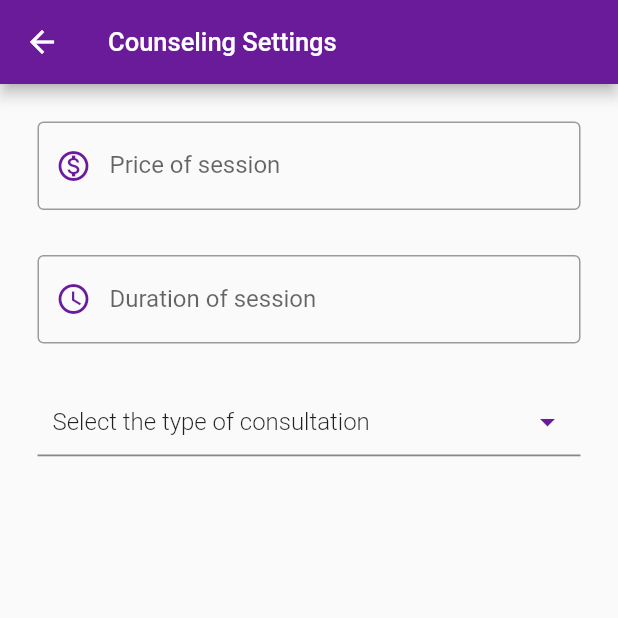
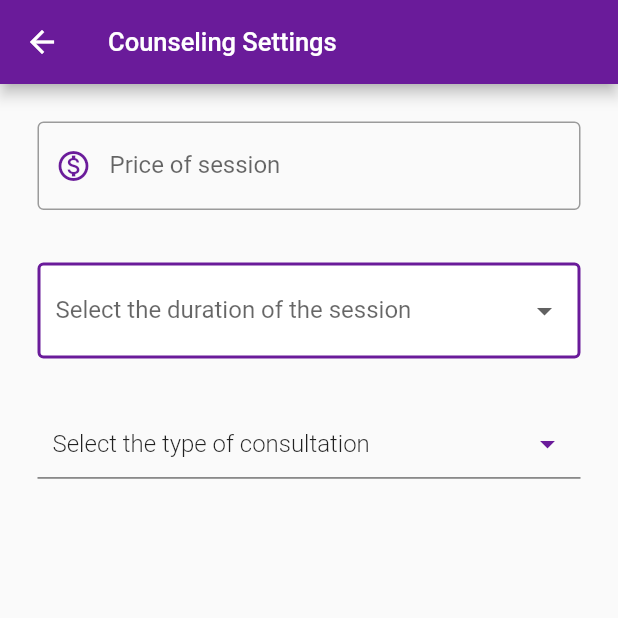
Before and after one commit to samtounsi/guidram-consultant-app, a Flutter app: the screen it shows after launch, on a phone screen of 412 x 824 dp, the top half of it. Run offline on Flutter 3.47's test engine with Material 2 defaults, Android fonts, the phone set to English and light mode, and no system bars; drawn by our look-alikes of multi_select_flutter; our stand-ins replace dio, image_picker.

Commit message:
Counseling Seetings

```diff
--- a/lib/Counseling_Settings.dart
+++ b/lib/Counseling_Settings.dart
@@ -19,19 +19,33 @@ class Counseling {
     required this.name,
   });
 }
+
 class _Counseling_SettingsState extends State<Counseling_Settings> {
 
   var PriceController = TextEditingController();
   var DurationController = TextEditingController();
+  var FormKey = GlobalKey<FormState>();
   final multiSelectKey = GlobalKey<FormFieldState>();
+  var selectedtime = 1;
 
   static List<Counseling> con = [
     Counseling(id: 1, name: "Medical"),
-    Counseling(id: 2, name: "Professional "),
+    Counseling(id: 2, name: "Professional"),
     Counseling(id: 3, name: "Psychological"),
     Counseling(id: 4, name: "Family"),
-    Counseling(id: 5, name: " business "),
+    Counseling(id: 5, name: "business"),
   ];
+  String? selectedValue;
+
+  List<DropdownMenuItem<String>> get dropdownItems{
+    List<DropdownMenuItem<String>> menuItems = [
+      DropdownMenuItem(child: Text("1 hour"),value:'1'),
+      DropdownMenuItem(child: Text("2 hours"),value:'2'),
+      DropdownMenuItem(child: Text("3 hours"),value:'3'),
+    ];
+    return menuItems;
+  }
+
 
   final _items = con
       .map((Con) => MultiSelectItem<Counseling>(Con, Con.name))
@@ -71,6 +85,7 @@ class _Counseling_SettingsState extends State<Counseling_Settings> {
         child: Expanded(
           child: SingleChildScrollView(
             child: Form(
+              key: FormKey,
               child: Column(
                 children: [
                   TextFormField(
@@ -83,15 +98,17 @@ class _Counseling_SettingsState extends State<Counseling_Settings> {
                       print(value);
                     },
                     validator: (value) {
-                      /*RegExp regExp = new RegExp(r'(^(?:[+0]9)?[0-9]{10,12}$)');
-                      if (value != null && value.isEmpty) {
+                      double? num = double.tryParse(value.toString());
+                      if(num == null)
                         return "Price of session can't be empty";
-                      }
-                      RegExp regExp = new RegExp(r'(^(?:[+0]9)?[0-9]{10,12}$)');
-                      if (value<0 && value>10000) {
-                        return "Price of session can't be empty";
-                      }
-                      if (!regExp.hasMatch(value)) {
+                      else if( num > 5)
+                        return 'Please enter value between 1 and 10.000';
+
+                     /*if (value?.length!<0 || value?.length>5 ) {
+                        return "Enter a valid price";
+                      }*/
+                     /* RegExp regExp = new RegExp(r'(/^([1-9]{1,2}|10000)$/)');
+                      if (!regExp.hasMatch(value!)) {
                         return 'Please enter valid number';
                       }*/
                       return null;
@@ -108,9 +125,9 @@ class _Counseling_SettingsState extends State<Counseling_Settings> {
                     ),
                   ),
                   const SizedBox(
-                    height:30.0,
+                    height:35.0,
                   ),
-                  TextFormField(
+                 /* TextFormField(
                     maxLines: 1,
                     controller: DurationController,
                     keyboardType: TextInputType.datetime,
@@ -133,9 +150,30 @@ class _Counseling_SettingsState extends State<Counseling_Settings> {
                         Icons.access_time,
                       ),
                     ),
-                  ),
+                  ),*/
+                  DropdownButtonFormField(
+                      decoration: InputDecoration(
+                        labelText: 'Select the duration of the session',
+                        enabledBorder: OutlineInputBorder(
+                          borderSide: BorderSide(color: Colors.purple.shade800, width: 2),
+                        ),
+                        border: OutlineInputBorder(
+                          borderSide: BorderSide(color: Colors.purple.shade800, width: 2),
+                        ),
+                        filled: true,
+                        fillColor: Colors.white
+                      ),
+                      validator: (value) => value == null ? "Select a time" : null,
+                     // dropdownColor:,
+                      value: selectedValue,
+                      onChanged: (String? newValue) {
+                        setState(() {
+                          selectedValue = newValue!;
+                        });
+                      },
+                      items: dropdownItems),
                   const SizedBox(
-                    height:30.0,
+                    height:35.0,
                   ),
                   MultiSelectDialogField(
                     onConfirm: (val) {
@@ -160,6 +198,35 @@ class _Counseling_SettingsState extends State<Counseling_Settings> {
                   const SizedBox(
                     height:30.0,
                   ),
+                  /*Container(
+                    width: 100.0,
+                    child: MaterialButton(
+                      height: 20.0,
+                      onPressed: () {
+                        if (FormKey.currentState!.validate()) {
+                          print(PriceController.text);
+                          print(DurationController.text);
+                        }
+                      },
+                      child: Text(
+                        'Next',
+                        style: TextStyle(
+                          color: Colors.white,
+                          fontSize: 15.0,
+                          //fontWeight: FontWeight.bold,
+                        ),
+                      ),
+                    ),
+                    decoration: BoxDecoration(
+                      // borderRadius: BorderRadius.circular(20.0),
+                      color: Colors.purple[800],
+                    ),
+                  ),*/
+                  Row(
+                    children: [
+
+                    ],
+                  ),
               ],
             ),
           ),
--- a/pubspec.yaml
+++ b/pubspec.yaml
@@ -43,6 +43,7 @@ dependencies:
   dio: ^4.0.6
   image_picker: ^0.8.6
   multi_select_flutter: ^4.1.3
+  dropdown_button2: ^1.9.2
 
 dev_dependencies:
   flutter_test:
```
Also changed, not shown: pubspec.lock.
